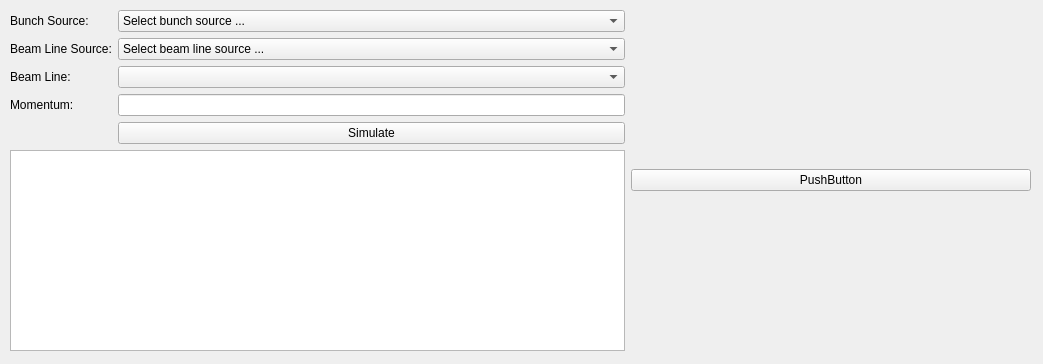
First picture: the form in radtrack/interactions/rbele.ui, repository aerosadegh/radtrack, before the edit.
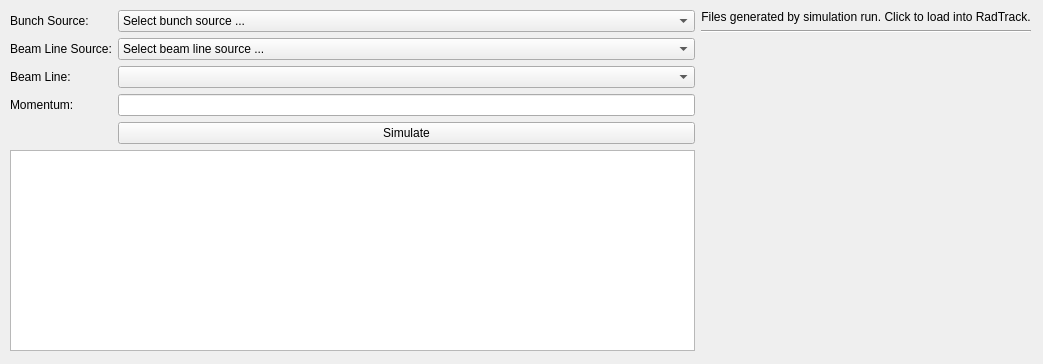
Second picture: the form after the edit.

Patch:
```diff
--- a/radtrack/interactions/rbele.ui
+++ b/radtrack/interactions/rbele.ui
@@ -101,18 +101,44 @@
     </item>
     <item>
      <layout class="QVBoxLayout" name="verticalLayout_4">
+      <property name="spacing">
+       <number>6</number>
+      </property>
       <item>
-       <widget class="QPushButton" name="pushButton_2">
-        <property name="minimumSize">
+       <widget class="QLabel" name="label">
+        <property name="sizePolicy">
+         <sizepolicy hsizetype="Fixed" vsizetype="Fixed">
+          <horstretch>0</horstretch>
+          <verstretch>0</verstretch>
+         </sizepolicy>
+        </property>
+        <property name="text">
+         <string>Files generated by simulation run. Click to load into RadTrack.</string>
+        </property>
+        <property name="alignment">
+         <set>Qt::AlignHCenter|Qt::AlignTop</set>
+        </property>
+       </widget>
+      </item>
+      <item>
+       <widget class="Line" name="line">
+        <property name="orientation">
+         <enum>Qt::Horizontal</enum>
+        </property>
+       </widget>
+      </item>
+      <item>
+       <spacer name="verticalSpacer">
+        <property name="orientation">
+         <enum>Qt::Vertical</enum>
+        </property>
+        <property name="sizeHint" stdset="0">
          <size>
-          <width>400</width>
-          <height>0</height>
+          <width>20</width>
+          <height>40</height>
          </size>
         </property>
-        <property name="text">
-         <string>PushButton</string>
-        </property>
-       </widget>
+       </spacer>
       </item>
      </layout>
     </item>
```
